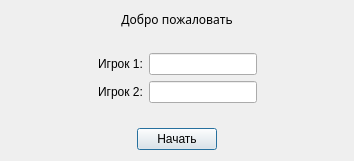
The window that BOTT/dialog.ui (EugeneYarem/BOTT) describes before a commit, drawn with Qt 5.
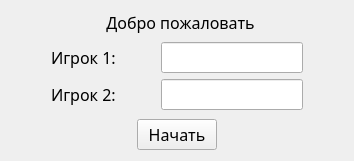
The same window after the commit. Icons and pictures are not drawn.

```diff
--- a/BOTT/dialog.ui
+++ b/BOTT/dialog.ui
@@ -23,25 +23,72 @@
    </size>
   </property>
   <property name="windowTitle">
-   <string>Dialog</string>
+   <string>Начать новую битву</string>
+  </property>
+  <property name="styleSheet">
+   <string notr="true">background-image: url(:/images/images/dialogBG.jpg);</string>
   </property>
   <layout class="QGridLayout" name="gridLayout">
    <item row="0" column="0">
     <layout class="QVBoxLayout" name="verticalLayout_3">
      <item>
-      <widget class="QLabel" name="label">
-       <property name="font">
-        <font>
-         <family>Old English Text MT</family>
-        </font>
-       </property>
-       <property name="text">
-        <string>Добро пожаловать</string>
-       </property>
-       <property name="alignment">
-        <set>Qt::AlignCenter</set>
-       </property>
-      </widget>
+      <layout class="QHBoxLayout" name="horizontalLayout_4">
+       <item>
+        <widget class="QPushButton" name="pushButton_2">
+         <property name="maximumSize">
+          <size>
+           <width>0</width>
+           <height>0</height>
+          </size>
+         </property>
+         <property name="text">
+          <string/>
+         </property>
+        </widget>
+       </item>
+       <item>
+        <spacer name="horizontalSpacer_5">
+         <property name="orientation">
+          <enum>Qt::Horizontal</enum>
+         </property>
+         <property name="sizeHint" stdset="0">
+          <size>
+           <width>40</width>
+           <height>20</height>
+          </size>
+         </property>
+        </spacer>
+       </item>
+       <item>
+        <widget class="QLabel" name="label">
+         <property name="font">
+          <font>
+           <family>Century Gothic</family>
+           <pointsize>12</pointsize>
+          </font>
+         </property>
+         <property name="text">
+          <string>Добро пожаловать</string>
+         </property>
+         <property name="alignment">
+          <set>Qt::AlignCenter</set>
+         </property>
+        </widget>
+       </item>
+       <item>
+        <spacer name="horizontalSpacer_6">
+         <property name="orientation">
+          <enum>Qt::Horizontal</enum>
+         </property>
+         <property name="sizeHint" stdset="0">
+          <size>
+           <width>40</width>
+           <height>20</height>
+          </size>
+         </property>
+        </spacer>
+       </item>
+      </layout>
      </item>
      <item>
       <spacer name="verticalSpacer">
@@ -56,6 +103,19 @@
        </property>
       </spacer>
      </item>
+     <item>
+      <spacer name="verticalSpacer_4">
+       <property name="orientation">
+        <enum>Qt::Vertical</enum>
+       </property>
+       <property name="sizeHint" stdset="0">
+        <size>
+         <width>20</width>
+         <height>40</height>
+        </size>
+       </property>
+      </spacer>
+     </item>
      <item>
       <layout class="QHBoxLayout" name="horizontalLayout_2">
        <item>
@@ -77,6 +137,12 @@
           <layout class="QVBoxLayout" name="verticalLayout">
            <item>
             <widget class="QLabel" name="label_2">
+             <property name="font">
+              <font>
+               <family>Century Gothic</family>
+               <pointsize>12</pointsize>
+              </font>
+             </property>
              <property name="text">
               <string>Игрок 1:</string>
              </property>
@@ -84,6 +150,12 @@
            </item>
            <item>
             <widget class="QLabel" name="label_3">
+             <property name="font">
+              <font>
+               <family>Century Gothic</family>
+               <pointsize>12</pointsize>
+              </font>
+             </property>
              <property name="text">
               <string>Игрок 2:</string>
              </property>
@@ -91,13 +163,43 @@
            </item>
           </layout>
          </item>
+         <item>
+          <spacer name="horizontalSpacer_7">
+           <property name="orientation">
+            <enum>Qt::Horizontal</enum>
+           </property>
+           <property name="sizeHint" stdset="0">
+            <size>
+             <width>40</width>
+             <height>20</height>
+            </size>
+           </property>
+          </spacer>
+         </item>
          <item>
           <layout class="QVBoxLayout" name="verticalLayout_2">
            <item>
-            <widget class="QLineEdit" name="lineEdit"/>
+            <widget class="QLineEdit" name="lineEdit">
+             <property name="font">
+              <font>
+               <family>Century Gothic</family>
+               <pointsize>12</pointsize>
+              </font>
+             </property>
+            </widget>
            </item>
            <item>
-            <widget class="QLineEdit" name="lineEdit_2"/>
+            <widget class="QLineEdit" name="lineEdit_2">
+             <property name="font">
+              <font>
+               <family>Century Gothic</family>
+               <pointsize>12</pointsize>
+              </font>
+             </property>
+             <property name="styleSheet">
+              <string notr="true"/>
+             </property>
+            </widget>
            </item>
           </layout>
          </item>
@@ -119,14 +221,14 @@
       </layout>
      </item>
      <item>
-      <spacer name="verticalSpacer_2">
+      <spacer name="verticalSpacer_3">
        <property name="orientation">
         <enum>Qt::Vertical</enum>
        </property>
        <property name="sizeHint" stdset="0">
         <size>
          <width>20</width>
-         <height>13</height>
+         <height>40</height>
         </size>
        </property>
       </spacer>
@@ -148,6 +250,12 @@
        </item>
        <item>
         <widget class="QPushButton" name="pushButton">
+         <property name="font">
+          <font>
+           <family>Century Gothic</family>
+           <pointsize>12</pointsize>
+          </font>
+         </property>
          <property name="text">
           <string>Начать</string>
          </property>
@@ -170,6 +278,19 @@
      </item>
     </layout>
    </item>
+   <item row="1" column="0">
+    <spacer name="verticalSpacer_2">
+     <property name="orientation">
+      <enum>Qt::Vertical</enum>
+     </property>
+     <property name="sizeHint" stdset="0">
+      <size>
+       <width>20</width>
+       <height>13</height>
+      </size>
+     </property>
+    </spacer>
+   </item>
   </layout>
  </widget>
  <resources/>
```
